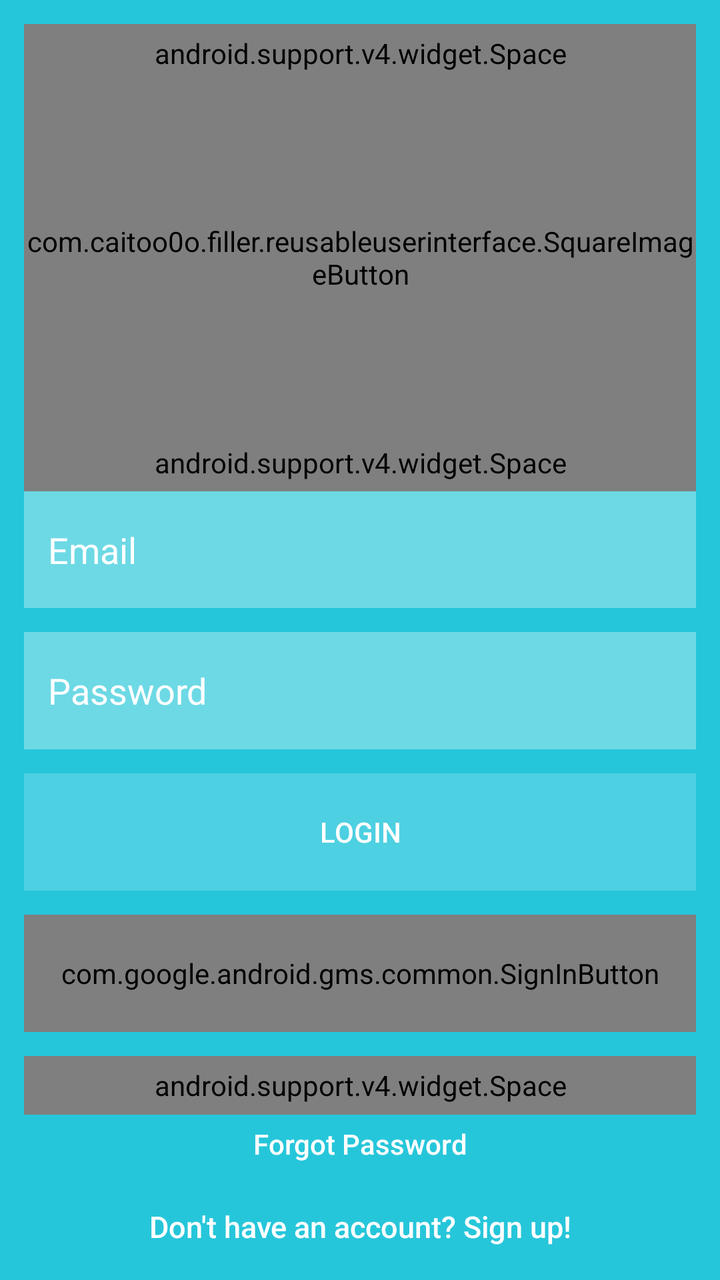
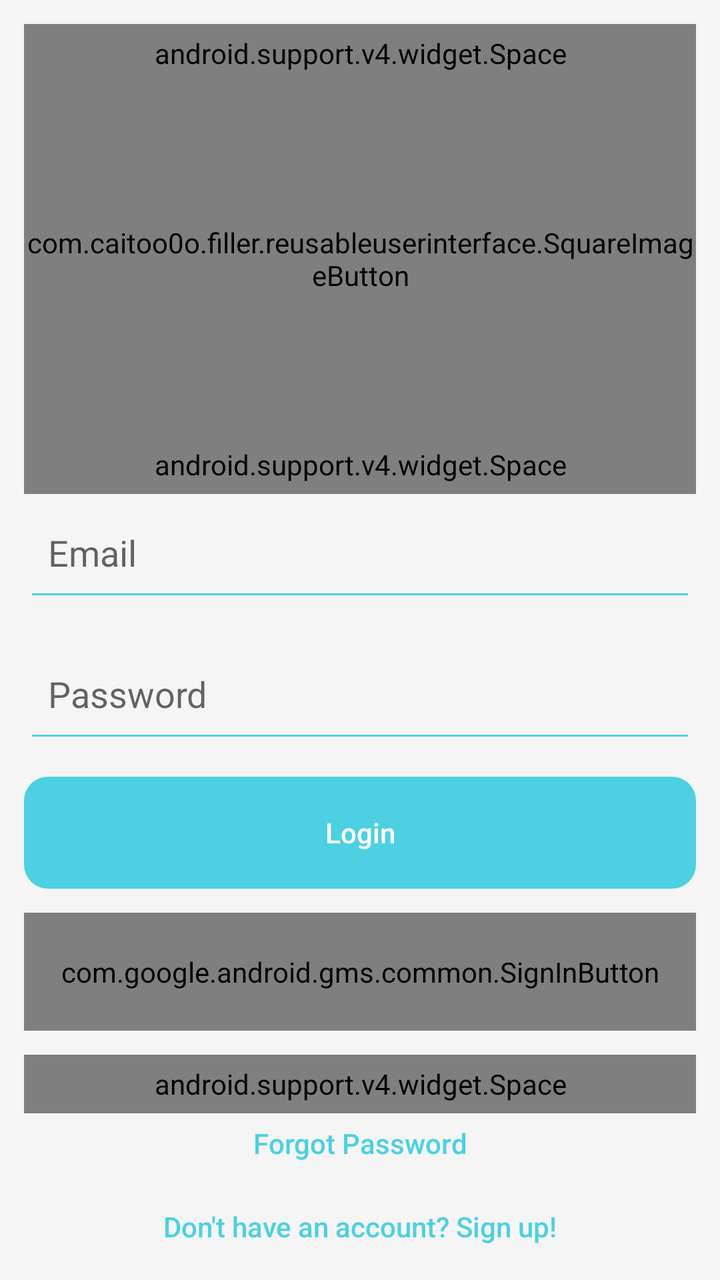

An Android layout rendered at two revisions. The XML below is the earlier revision; the diff shows what the commit changed to produce the second picture.
<!-- AndroidManifest.xml: activity theme LoggedOutTheme -->
<!-- res/layout/activity_login.xml -->
<?xml version="1.0" encoding="utf-8"?>
<RelativeLayout
    xmlns:android="http://schemas.android.com/apk/res/android"
    xmlns:tools="http://schemas.android.com/tools"
    tools:context="com.caitoo0o.filler.activities.loggedoutactivites.LoginActivity"
    android:layout_width="match_parent"
    android:layout_height="match_parent"
    android:gravity="center"
    android:orientation="vertical" >

    <LinearLayout
        xmlns:android="http://schemas.android.com/apk/res/android"
        xmlns:tools="http://schemas.android.com/tools"
        tools:context="com.caitoo0o.filler.activities.loggedoutactivites.LoginActivity"
        android:layout_width="match_parent"
        android:layout_height="match_parent"
        android:orientation="vertical"
        android:padding="@dimen/activity_horizontal_margin">

        <android.support.v4.widget.Space
            android:layout_width="match_parent"
            android:layout_height="0dp"
            android:layout_weight="1"/>

        <LinearLayout
            android:id="@+id/icon_linear_layout"
            android:layout_width="wrap_content"
            android:layout_height="0dp"
            android:layout_weight="6"
            android:layout_gravity="center"
            android:orientation="horizontal">

            <com.caitoo0o.filler.reusableuserinterface.SquareImageButton
                android:id="@+id/random_bleed_button"
                android:layout_width="match_parent"
                android:layout_height="match_parent"
                android:background="@drawable/ic_launcher_400dp"
                android:scaleType="centerCrop"
                android:clickable="false" />

        </LinearLayout>

        <android.support.v4.widget.Space
            android:layout_width="match_parent"
            android:layout_height="0dp"
            android:layout_weight="1"/>

        <EditText
            android:id="@+id/email_edit_text"
            android:layout_width="match_parent"
            android:layout_height="0dp"
            android:layout_weight="2"
            android:hint="@string/email_hint"
            android:layout_marginBottom="@dimen/activity_horizontal_margin"
            android:padding="@dimen/activity_horizontal_margin"
            android:background="@color/colorInput"
            android:inputType="textEmailAddress"
            android:textColor="@color/colorAccent"
            android:textColorHint="@color/colorAccent" />

        <EditText
            android:id="@+id/password_edit_text"
            android:layout_width="fill_parent"
            android:layout_height="0dp"
            android:layout_weight="2"
            android:layout_marginBottom="@dimen/activity_horizontal_margin"
            android:padding="@dimen/activity_horizontal_margin"
            android:background="@color/colorInput"
            android:hint="@string/password_hint"
            android:inputType="textPassword"
            android:textColor="@color/colorAccent"
            android:textColorHint="@color/colorAccent" />

        <TextView
            android:id="@+id/login_button"
            android:layout_width="fill_parent"
            android:layout_height="0dp"
            android:layout_weight="2"
            android:background="@color/colorPrimary"
            android:text="@string/login_button"
            android:layout_marginBottom="@dimen/activity_horizontal_margin"
            android:gravity="center"
            android:textColor="@color/colorAccent"
            android:fontFamily="sans-serif-medium"
            android:textAllCaps="true" />

        <com.google.android.gms.common.SignInButton
            android:id="@+id/google_login_button"
            android:layout_width="match_parent"
            android:layout_height="0dp"
            android:layout_weight="2"
            android:layout_marginBottom="@dimen/activity_horizontal_margin" />

        <android.support.v4.widget.Space
            android:layout_width="match_parent"
            android:layout_height="0dp"
            android:layout_weight="1"/>

        <Button
            android:id="@+id/reset_password_button_link"
            android:layout_width="fill_parent"
            android:layout_height="0dp"
            android:layout_weight="1"
            android:layout_marginBottom="@dimen/activity_horizontal_margin"
            android:background="@null"
            android:text="@string/forgot_password_button_link"
            android:textAllCaps="false"
            android:textColor="@color/colorAccent" />

        <Button
            android:id="@+id/signup_button_link"
            android:layout_width="fill_parent"
            android:layout_height="0dp"
            android:layout_weight="1"
            android:background="@null"
            android:text="@string/signup_button_link"
            android:textAllCaps="false"
            android:textColor="@color/colorAccent"
            android:textSize="15dp" />
    </LinearLayout>

    <include layout="@layout/progress">
    </include>
</RelativeLayout>
<!-- res/layout/progress.xml (included above) -->
<?xml version="1.0" encoding="utf-8"?>
<RelativeLayout xmlns:android="http://schemas.android.com/apk/res/android"
android:id="@+id/progress_bar_layout"
android:layout_width="match_parent"
android:layout_height="match_parent"
android:background="#99000000"
android:visibility="gone">
<ProgressBar
    style="?android:attr/progressBarStyleLarge"
    android:layout_width="wrap_content"
    android:layout_height="wrap_content"
    android:id="@+id/progress_bar"
    android:layout_centerVertical="true"
    android:layout_centerHorizontal="true"
    android:indeterminate="true"
    android:visibility="visible"/>
</RelativeLayout>
<!-- resources referenced by this layout -->
<resources>
  <color name="colorAccent">#ffffffff</color>
  <color name="colorInput">#ff6DD9E5</color>
  <color name="colorPrimary">#ff4DD0E1</color>
  <dimen name="activity_horizontal_margin">12dp</dimen>
  <!-- drawable ic_launcher_400dp: png bitmap (drawable, 62750 bytes) -->
  <string name="email_hint">Email</string>
  <string name="forgot_password_button_link">Forgot Password</string>
  <string name="login_button">Login</string>
  <string name="password_hint">Password</string>
  <string name="signup_button_link">Don\'t have an account? Sign up!</string>
  <style name="LoggedOutTheme" parent="Theme.AppCompat.NoActionBar">
          
          <item name="colorPrimary">@color/colorPrimary</item>
          <item name="colorPrimaryDark">@color/colorPrimaryDark</item> 
          <item name="colorAccent">@color/colorAccent</item> 
          <item name="android:colorBackground">@color/colorPrimaryDark</item>
          <item name="android:windowBackground">@color/colorPrimaryDark</item> 
          <item name="android:itemBackground">@color/colorPrimary</item> 
  
          <item name="android:textColorPrimary">@color/colorAccent</item> 
          
          <item name="android:textColorSecondary">@color/colorAccent</item> 
          
          
          
          
          
          
          
          <item name="android:textColorHighlight">@color/colorPrimary</item>
          <item name="android:textColorLink">@color/colorHighlight</item>
      </style>
  <color name="colorPrimaryDark">#ff26C6DA</color>
  <color name="colorHighlight">#ff84FFFF</color>
</resources>

<!-- the commit's change to res/layout/activity_login.xml (unified diff, before → after) -->
@@ -53,10 +53,22 @@
             android:hint="@string/email_hint"
             android:layout_marginBottom="@dimen/activity_horizontal_margin"
             android:padding="@dimen/activity_horizontal_margin"
-            android:background="@color/colorInput"
-            android:inputType="textEmailAddress"
-            android:textColor="@color/colorAccent"
-            android:textColorHint="@color/colorAccent" />
+            android:inputType="textEmailAddress" />
+
+        
+            
+            
+            
+            
+
+            
+                
+                
+                
+                
+                
+                
+        
 
         <EditText
             android:id="@+id/password_edit_text"
@@ -65,24 +77,21 @@
             android:layout_weight="2"
             android:layout_marginBottom="@dimen/activity_horizontal_margin"
             android:padding="@dimen/activity_horizontal_margin"
-            android:background="@color/colorInput"
             android:hint="@string/password_hint"
-            android:inputType="textPassword"
-            android:textColor="@color/colorAccent"
-            android:textColorHint="@color/colorAccent" />
+            android:inputType="textPassword"/>
 
         <TextView
             android:id="@+id/login_button"
             android:layout_width="fill_parent"
-            android:layout_height="0dp"
-            android:layout_weight="2"
-            android:background="@color/colorPrimary"
+            android:layout_height="@dimen/navigation_footer_height"
+
             android:text="@string/login_button"
             android:layout_marginBottom="@dimen/activity_horizontal_margin"
             android:gravity="center"
-            android:textColor="@color/colorAccent"
+            android:textColor="@color/colorPrimary"
             android:fontFamily="sans-serif-medium"
-            android:textAllCaps="true" />
+            android:background="@drawable/button_selector_large"
+            android:textAllCaps="false" />
 
         <com.google.android.gms.common.SignInButton
             android:id="@+id/google_login_button"
@@ -105,8 +114,8 @@
             android:background="@null"
             android:text="@string/forgot_password_button_link"
             android:textAllCaps="false"
-            android:textColor="@color/colorAccent" />
-
+            android:textStyle="normal"
+/>
         <Button
             android:id="@+id/signup_button_link"
             android:layout_width="fill_parent"
@@ -115,8 +124,7 @@
             android:background="@null"
             android:text="@string/signup_button_link"
             android:textAllCaps="false"
-            android:textColor="@color/colorAccent"
-            android:textSize="15dp" />
+            android:textStyle="normal"/>
     </LinearLayout>
 
     <include layout="@layout/progress">
<!-- resource entries referenced after the edit -->
@@ -1,27 +1,21 @@
 <!-- resources referenced by this layout -->
 <resources>
-  <color name="colorAccent">#ffffffff</color>
-  <color name="colorInput">#ff6DD9E5</color>
-  <color name="colorPrimary">#ff4DD0E1</color>
-  <dimen name="activity_horizontal_margin">12dp</dimen>
-  <!-- drawable ic_launcher_400dp: png bitmap (drawable, 62750 bytes) -->
-  <string name="email_hint">Email</string>
-  <string name="forgot_password_button_link">Forgot Password</string>
-  <string name="login_button">Login</string>
-  <string name="password_hint">Password</string>
-  <string name="signup_button_link">Don\'t have an account? Sign up!</string>
-  <style name="LoggedOutTheme" parent="Theme.AppCompat.NoActionBar">
-          
+  <color name="colorAccent">#ffb4ffff</color>
+  <style name="AppTheme" parent="BaseTheme">
+      </style>
+  <style name="BaseTheme" parent="Theme.AppCompat.Light">
           <item name="colorPrimary">@color/colorPrimary</item>
           <item name="colorPrimaryDark">@color/colorPrimaryDark</item> 
           <item name="colorAccent">@color/colorAccent</item> 
-          <item name="android:colorBackground">@color/colorPrimaryDark</item>
-          <item name="android:windowBackground">@color/colorPrimaryDark</item> 
+  
+          <item name="android:colorBackground">@color/colorBackground</item> 
+          <item name="android:windowBackground">@color/colorBackground</item> 
           <item name="android:itemBackground">@color/colorPrimary</item> 
+          <item name="android:colorForeground">@color/colorForeground</item>
   
-          <item name="android:textColorPrimary">@color/colorAccent</item> 
+          <item name="android:textColorPrimary">@color/colorSecondary</item> 
           
-          <item name="android:textColorSecondary">@color/colorAccent</item> 
+          <item name="android:textColorSecondary">@color/colorSecondary</item> 
           
           
           
@@ -30,9 +24,68 @@
           
           
           <item name="android:textColorHighlight">@color/colorPrimary</item>
-          <item name="android:textColorLink">@color/colorHighlight</item>
+          <item name="android:textColorLink">@color/colorSecondary</item>
+  
+          <item name="android:actionOverflowButtonStyle">@style/Overflow</item>
+  
+          <item name="editTextStyle">@style/EditText</item>
       </style>
-  <color name="colorPrimaryDark">#ff26C6DA</color>
-  <color name="colorHighlight">#ff84FFFF</color>
+  <color name="colorPrimary">#ffffffff</color>
+  <dimen name="activity_horizontal_margin">12dp</dimen>
+  <dimen name="navigation_footer_height">56dp</dimen>
+  <!-- drawable button_selector_large (drawable) -->
+  <?xml version="1.0" encoding="utf-8"?>
+  <selector xmlns:android="http://schemas.android.com/apk/res/android" >
+      <item android:state_pressed="true" >
+          <shape android:shape="rectangle"  >
+              <corners android:radius="20dip" />
+              <solid android:color="@color/colorAccent"/>
+          </shape>
+      </item>
+      <item android:state_focused="true">
+          <shape android:shape="rectangle"  >
+              <corners android:radius="20dip" />
+              <solid android:color="@color/colorAccent"/>
+          </shape>
+      </item>
+      <item >
+          <shape android:shape="rectangle"  >
+              <corners android:radius="12dp" />
+              <solid android:color="#ff4dd0e1" />
+              
+          </shape>
+      </item>
+  </selector>
+  <!-- drawable ic_launcher_400dp: png bitmap (drawable, 62750 bytes) -->
+  <string name="email_hint">Email</string>
+  <string name="forgot_password_button_link">Forgot Password</string>
+  <string name="login_button">Login</string>
+  <string name="password_hint">Password</string>
+  <string name="signup_button_link">Don\'t have an account? Sign up!</string>
+  <style name="LoggedOutTheme" parent="AppTheme">
+          <item name="windowActionBar">false</item>
+          <item name="windowNoTitle">true</item>
+      </style>
+  <color name="colorPrimaryDark">#ffc7c7c7</color>
+  <color name="colorBackground">#fff5f5f5</color>
+  <color name="colorForeground">@color/colorPrimary</color>
+  <color name="colorSecondary">#ff4DD0E1</color>
+  <style name="Overflow" parent="@style/Widget.AppCompat.Light.ActionButton.Overflow">
+          <item name="android:src">@drawable/ic_more_vert_24dp</item>
+      </style>
+  <style name="EditText" parent="@style/Widget.AppCompat.EditText">
+          <item name="android:textColor">@color/colorEditText</item>
+      </style>
+  <!-- drawable ic_more_vert_24dp (drawable) -->
+  <vector xmlns:android="http://schemas.android.com/apk/res/android"
+          android:width="24dp"
+          android:height="24dp"
+          android:viewportWidth="24.0"
+          android:viewportHeight="24.0">
+      <path
+          android:fillColor="#ffc7c7c7"
+          android:pathData="M12,8c1.1,0 2,-0.9 2,-2s-0.9,-2 -2,-2 -2,0.9 -2,2 0.9,2 2,2zM12,10c-1.1,0 -2,0.9 -2,2s0.9,2 2,2 2,-0.9 2,-2 -0.9,-2 -2,-2zM12,16c-1.1,0 -2,0.9 -2,2s0.9,2 2,2 2,-0.9 2,-2 -0.9,-2 -2,-2z"/>
+  </vector>
+  <color name="colorEditText">#8a000000</color>
 </resources>
 
